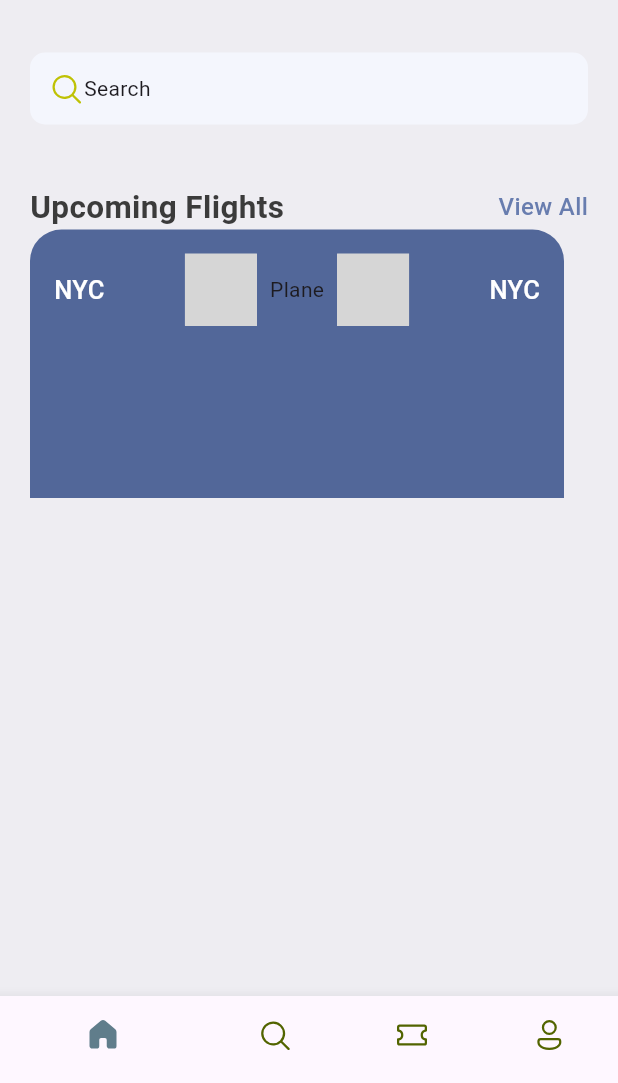
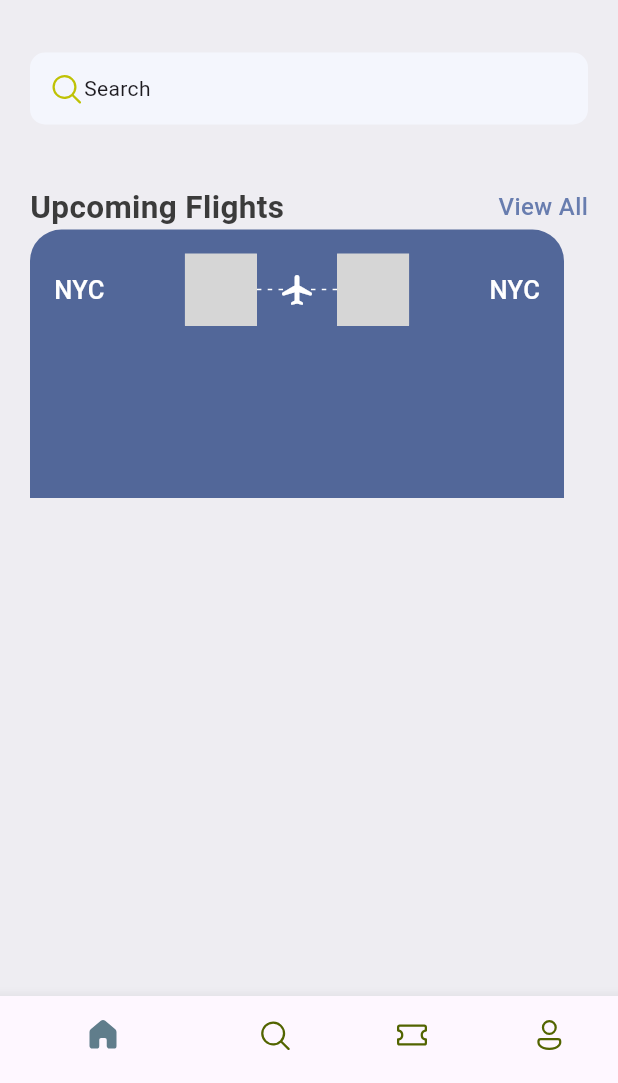
Before and after one commit to AungNaingPhyo2006/myanmar_air_international, a Flutter app: the screen it shows after launch, on a phone screen of 412 x 824 dp, the part 153-1236 px from its top. Run offline on Flutter 3.47's test engine with Material 3 defaults, Android fonts, the phone set to English and light mode, and no system bars; our stand-ins replace fluentui_icons; grey boxes are pictures that could not be loaded.

Commit message:
Update ticket view and appLayoutBuilder

```diff
--- a/lib/base/widgets/app_layoutbuilder_widget.dart
+++ b/lib/base/widgets/app_layoutbuilder_widget.dart
@@ -11,10 +11,16 @@ class AppLayoutbuilderWidget extends StatelessWidget {
       print(
           "Constaints=> ${constraints.constrainWidth() / randomDivider.floor()}");
       return Flex(
+        mainAxisAlignment: MainAxisAlignment.spaceBetween,
         direction: Axis.horizontal,
         children: List.generate(
             (constraints.constrainWidth() / randomDivider).floor(),
-            (index) => const SizedBox()),
+            (index) => const SizedBox(
+                  width: 3,
+                  height: 1,
+                  child: DecoratedBox(
+                      decoration: BoxDecoration(color: Colors.white)),
+                )),
       );
     });
   }
--- a/lib/base/widgets/ticket_view.dart
+++ b/lib/base/widgets/ticket_view.dart
@@ -37,10 +37,12 @@ class TicketView extends StatelessWidget {
                         child: Stack(
                       children: [
                         SizedBox(
+                          height: 24,
                           child: AppLayoutbuilderWidget(randomDivider: 6),
                         ),
                         Center(
-                          child: Text('Plane'),
+                          child: Icon(Icons.local_airport_rounded,
+                              color: Colors.white),
                         )
                       ],
                     )),
--- a/pubspec.yaml
+++ b/pubspec.yaml
@@ -45,7 +45,7 @@ dev_dependencies:
   # activated in the `analysis_options.yaml` file located at the root of your
   # package. See that file for information about deactivating specific lint
   # rules and activating additional ones.
-  flutter_lints: ^3.0.0
+  flutter_lints: ^5.0.0
 
 # For information on the generic Dart part of this file, see the
 # following page: https://dart.dev/tools/pub/pubspec
```
Also changed, not shown: pubspec.lock.
